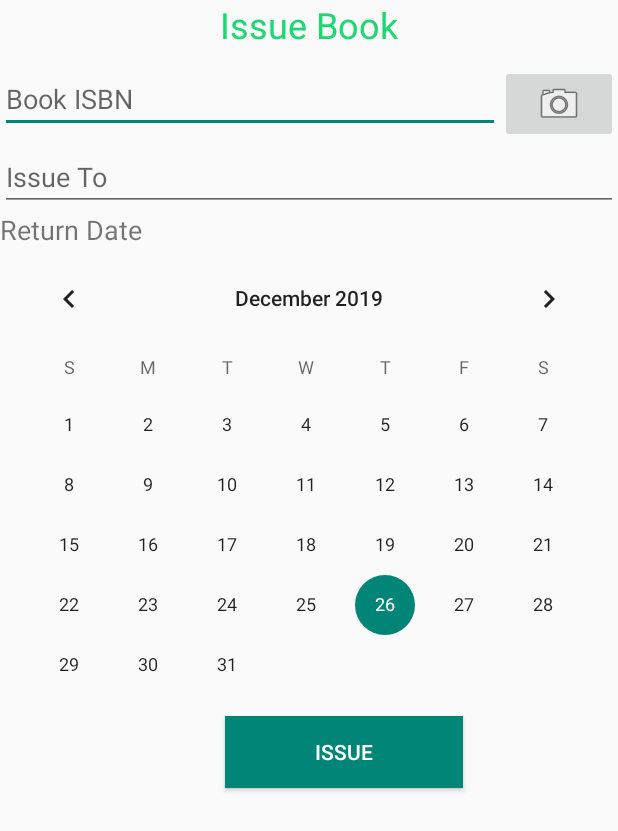
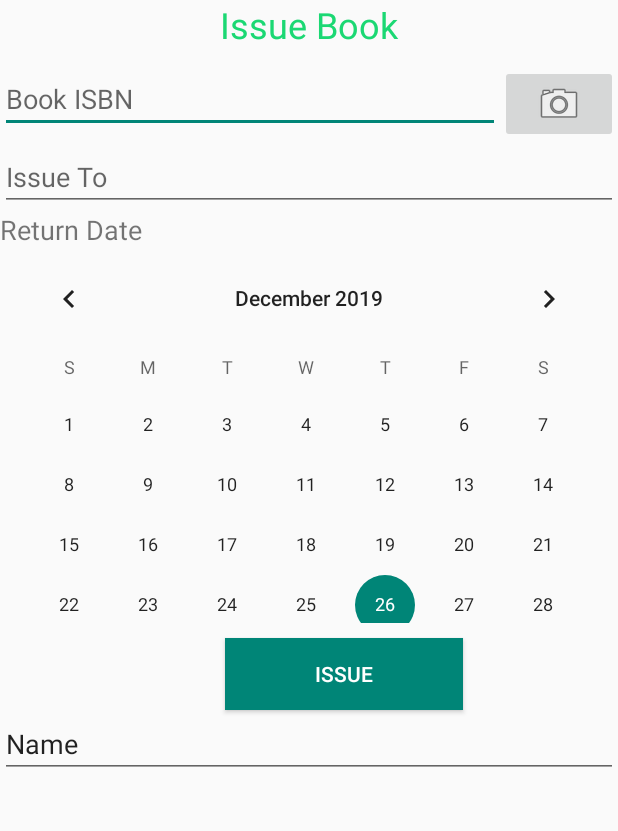
Before and after one commit to mamona-zahoor/LMS_MAD, an Android app: the screen it shows after launch (IssueBook), on a phone screen of 412 x 824 dp. Shown: the top 831 px of the screen. Run offline under Robolectric (Android 15) with nearby library versions, the phone set to English and light mode, and no system bars; our stand-ins replace Firebase (no records; nobody signed in at launch, a user with empty details on screens opened directly).

```diff
--- a/LibrayManagementApp/app/src/main/java/com/example/lms/IssueBook.java
+++ b/LibrayManagementApp/app/src/main/java/com/example/lms/IssueBook.java
@@ -12,6 +12,7 @@ import android.widget.CalendarView;
 import android.widget.EditText;
 import android.widget.TextView;
 import android.widget.Toast;
+
 import com.google.android.gms.tasks.OnCompleteListener;
 import com.google.android.gms.tasks.OnSuccessListener;
 import com.google.android.gms.tasks.Task;
--- a/LibrayManagementApp/app/src/main/java/com/example/lms/MainActivity.java
+++ b/LibrayManagementApp/app/src/main/java/com/example/lms/MainActivity.java
@@ -68,6 +68,9 @@ public class MainActivity extends AppCompatActivity implements NavigationView.On
             case R.id.nav_books:
                 //   getSupportFragmentManager().beginTransaction().replace(R.id.mainframe,new AllMember_Fragment()).commit();
                 break;
+            case R.id.nav_issuedbooks:
+
+
 
 
         }
--- a/LibrayManagementApp/app/src/main/res/layout/activity_issue_book.xml
+++ b/LibrayManagementApp/app/src/main/res/layout/activity_issue_book.xml
@@ -64,7 +64,7 @@
             <CalendarView
                 android:id="@+id/cdrReturn"
                 android:layout_width="match_parent"
-                android:layout_height="302dp" />
+                android:layout_height="250dp" />
 
             <Button
                 android:id="@+id/cmdNext"
@@ -78,6 +78,14 @@
                 android:text="Issue"
                 android:textAlignment="center"
                 android:textColor="@color/colorWhite" />
+
+            <EditText
+                android:id="@+id/txtblah"
+                android:layout_width="match_parent"
+                android:layout_height="wrap_content"
+                android:ems="10"
+                android:inputType="textPersonName"
+                android:text="Name" />
         </LinearLayout>
 
     </LinearLayout>
```
Also changed, not shown: LibrayManagementApp/app/src/main/AndroidManifest.xml (+12 -6 lines), LibrayManagementApp/app/src/main/java/com/example/lms/AllIssuedBooks.java (+20 -16 lines), LibrayManagementApp/app/src/main/java/com/example/lms/IssuedBooks.java (+11 -2 lines), LibrayManagementApp/app/src/main/java/com/example/lms/IssuedBooksList.java (+6 -4 lines), LibrayManagementApp/app/src/main/res/layout/list_layout.xml (+18 -3 lines).
